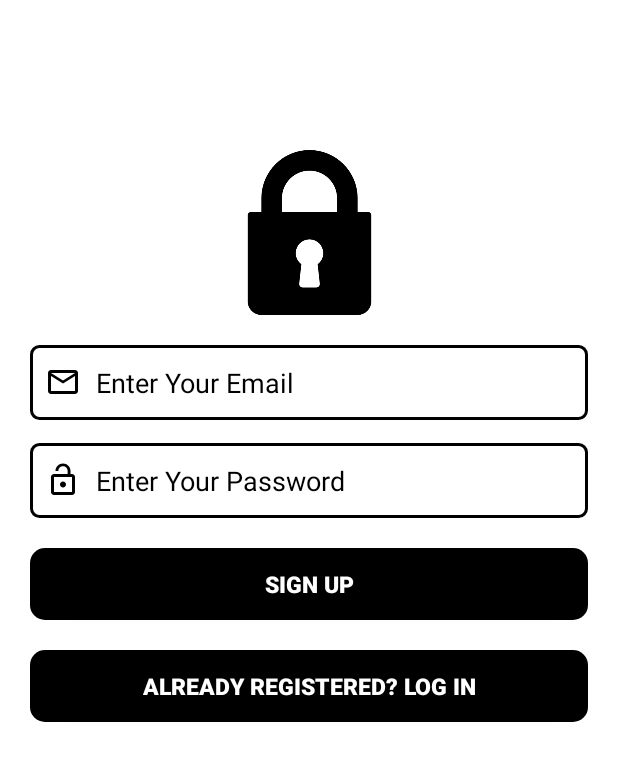
After one commit to aman2970/NoteLance, an Android app: the SignupActivity screen opened directly, with no data from a screen before it, on a phone screen of 412 x 824 dp. The commit adds this screen. Shown: the top 761 px of the screen. Run offline under Robolectric (Android 15) with nearby library versions, the phone set to English and light mode, and no system bars.

Commit message:
signup activity ui done

```diff
--- a/app/src/main/AndroidManifest.xml
+++ b/app/src/main/AndroidManifest.xml
@@ -12,6 +12,13 @@
         android:supportsRtl="true"
         android:theme="@style/Theme.NoteLance"
         tools:targetApi="31">
+        <activity
+            android:name=".SignupActivity"
+            android:exported="false">
+            <meta-data
+                android:name="android.app.lib_name"
+                android:value="" />
+        </activity>
         <activity
             android:name=".LoginActivity"
             android:exported="false">
--- a/app/src/main/java/com/example/notelance/LoginActivity.java
+++ b/app/src/main/java/com/example/notelance/LoginActivity.java
@@ -2,13 +2,27 @@ package com.example.notelance;
 
 import androidx.appcompat.app.AppCompatActivity;
 
+import android.content.Intent;
 import android.os.Bundle;
+import android.view.View;
+import android.widget.Button;
 
 public class LoginActivity extends AppCompatActivity {
+    private Button login_button, new_user_button;
 
     @Override
     protected void onCreate(Bundle savedInstanceState) {
         super.onCreate(savedInstanceState);
         setContentView(R.layout.activity_login);
+        login_button = findViewById(R.id.login_button);
+        new_user_button = findViewById(R.id.new_user_button);
+
+        new_user_button.setOnClickListener(new View.OnClickListener() {
+            @Override
+            public void onClick(View view) {
+                Intent intent = new Intent(LoginActivity.this,SignupActivity.class);
+                startActivity(intent);
+            }
+        });
     }
 }
--- /dev/null
+++ b/app/src/main/java/com/example/notelance/SignupActivity.java
@@ -0,0 +1,32 @@
+package com.example.notelance;
+
+import androidx.appcompat.app.AppCompatActivity;
+import androidx.appcompat.widget.AppCompatButton;
+
+import android.content.Intent;
+import android.os.Bundle;
+import android.view.View;
+
+public class SignupActivity extends AppCompatActivity {
+    private AppCompatButton signup_button,already_user_button;
+
+    @Override
+    protected void onCreate(Bundle savedInstanceState) {
+        super.onCreate(savedInstanceState);
+        setContentView(R.layout.activity_signup);
+
+        signup_button = findViewById(R.id.signup_button);
+        already_user_button = findViewById(R.id.already_user_button);
+
+        already_user_button.setOnClickListener(new View.OnClickListener() {
+            @Override
+            public void onClick(View view) {
+                Intent intent = new Intent(SignupActivity.this,LoginActivity.class);
+                startActivity(intent);
+            }
+        });
+
+
+
+    }
+}
--- /dev/null
+++ b/app/src/main/res/layout/activity_signup.xml
@@ -0,0 +1,97 @@
+<?xml version="1.0" encoding="utf-8"?>
+<androidx.constraintlayout.widget.ConstraintLayout xmlns:android="http://schemas.android.com/apk/res/android"
+    xmlns:app="http://schemas.android.com/apk/res-auto"
+    xmlns:tools="http://schemas.android.com/tools"
+    android:layout_width="match_parent"
+    android:layout_height="match_parent"
+    tools:context=".SignupActivity">
+
+    <ImageView
+        android:id="@+id/signup_lock_icon"
+        android:layout_width="@dimen/one_hundred_ten"
+        android:layout_height="@dimen/one_hundred_ten"
+        android:src="@drawable/lock"
+        android:layout_marginTop="@dimen/one_hundred"
+        app:layout_constraintStart_toStartOf="parent"
+        app:layout_constraintEnd_toEndOf="parent"
+        app:layout_constraintTop_toTopOf="parent"
+        />
+
+    <EditText
+        android:id="@+id/signup_email"
+        android:layout_width="match_parent"
+        android:layout_height="@dimen/fifty"
+        android:background="@drawable/edittext_bg"
+        android:hint="@string/enter_your_email"
+        android:padding="@dimen/ten"
+        android:drawableStart="@drawable/ic_mail"
+        android:drawablePadding="@dimen/ten"
+        android:textColor="@color/black"
+        android:textColorHint="@color/black"
+        android:textSize="@dimen/eighteen_sp"
+        android:inputType="textEmailAddress"
+        android:layout_marginTop="@dimen/twenty"
+        android:layout_marginStart="@dimen/twenty"
+        android:layout_marginEnd="@dimen/twenty"
+        app:layout_constraintStart_toStartOf="parent"
+        app:layout_constraintEnd_toEndOf="parent"
+        app:layout_constraintTop_toBottomOf="@id/signup_lock_icon"
+        />
+
+    <EditText
+        android:id="@+id/login_password"
+        android:layout_width="match_parent"
+        android:layout_height="@dimen/fifty"
+        android:background="@drawable/edittext_bg"
+        android:hint="@string/enter_your_password"
+        android:padding="@dimen/ten"
+        android:drawableStart="@drawable/ic_lock"
+        android:drawablePadding="@dimen/ten"
+        android:textColor="@color/black"
+        android:textColorHint="@color/black"
+        android:textSize="@dimen/eighteen_sp"
+        android:inputType="textPassword"
+        android:layout_marginTop="@dimen/fifteen"
+        android:layout_marginStart="@dimen/twenty"
+        android:layout_marginEnd="@dimen/twenty"
+        app:layout_constraintStart_toStartOf="parent"
+        app:layout_constraintEnd_toEndOf="parent"
+        app:layout_constraintTop_toBottomOf="@id/signup_email"
+        />
+
+    <androidx.appcompat.widget.AppCompatButton
+        android:id="@+id/signup_button"
+        android:layout_width="match_parent"
+        android:layout_height="wrap_content"
+        android:background="@drawable/button_background"
+        android:text="@string/sign_up"
+        android:textColor="@color/white"
+        android:textStyle="bold"
+        android:gravity="center"
+        android:textSize="@dimen/fifteen_sp"
+        android:layout_marginTop="@dimen/twenty"
+        android:layout_marginStart="@dimen/twenty"
+        android:layout_marginEnd="@dimen/twenty"
+        app:layout_constraintStart_toStartOf="parent"
+        app:layout_constraintEnd_toEndOf="parent"
+        app:layout_constraintTop_toBottomOf="@id/login_password"/>
+
+    <androidx.appcompat.widget.AppCompatButton
+        android:id="@+id/already_user_button"
+        android:layout_width="match_parent"
+        android:layout_height="wrap_content"
+        android:background="@drawable/button_background"
+        android:text="@string/already_have_account"
+        android:textColor="@color/white"
+        android:textStyle="bold"
+        android:gravity="center"
+        android:textSize="@dimen/fifteen_sp"
+        android:layout_marginTop="@dimen/twenty"
+        android:layout_marginStart="@dimen/twenty"
+        android:layout_marginEnd="@dimen/twenty"
+        app:layout_constraintStart_toStartOf="parent"
+        app:layout_constraintEnd_toEndOf="parent"
+        app:layout_constraintTop_toBottomOf="@id/signup_button"/>
+
+
+</androidx.constraintlayout.widget.ConstraintLayout>
--- a/app/src/main/res/values/strings.xml
+++ b/app/src/main/res/values/strings.xml
@@ -6,4 +6,6 @@
     <string name="enter_your_password">Enter Your Password</string>
     <string name="log_in">LOG IN</string>
     <string name="new_user_dialog">New User! Want To Sign Up ?</string>
+    <string name="sign_up">SIGN UP</string>
+    <string name="already_have_account">Already Registered? Log In</string>
 </resources>
```
